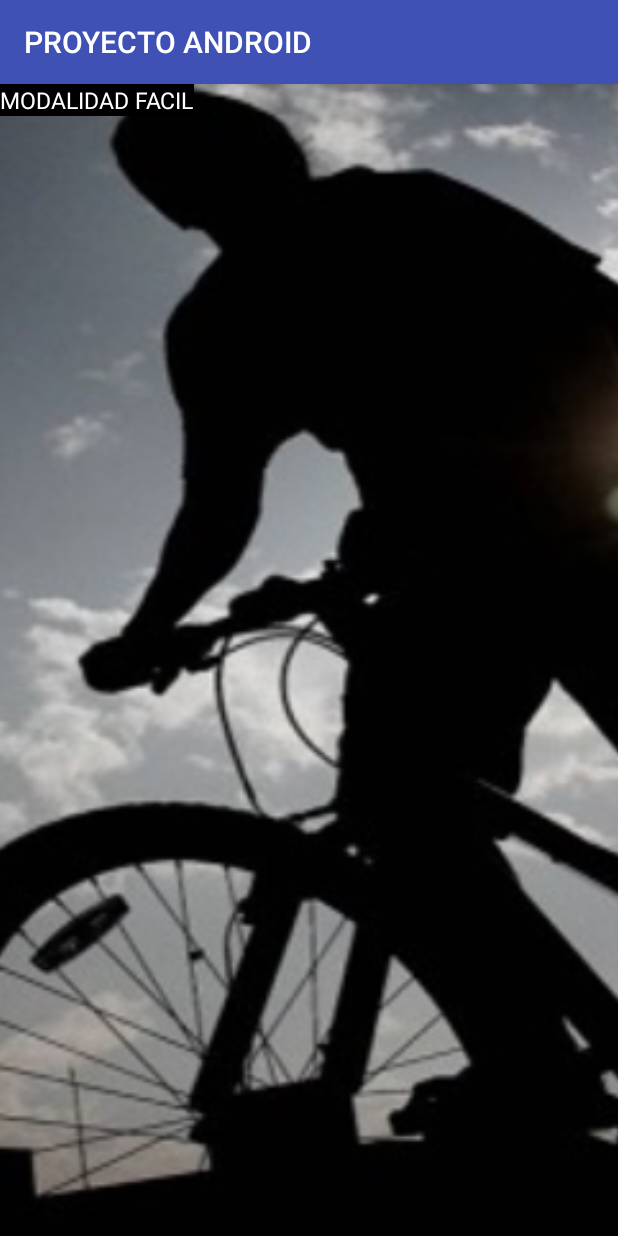
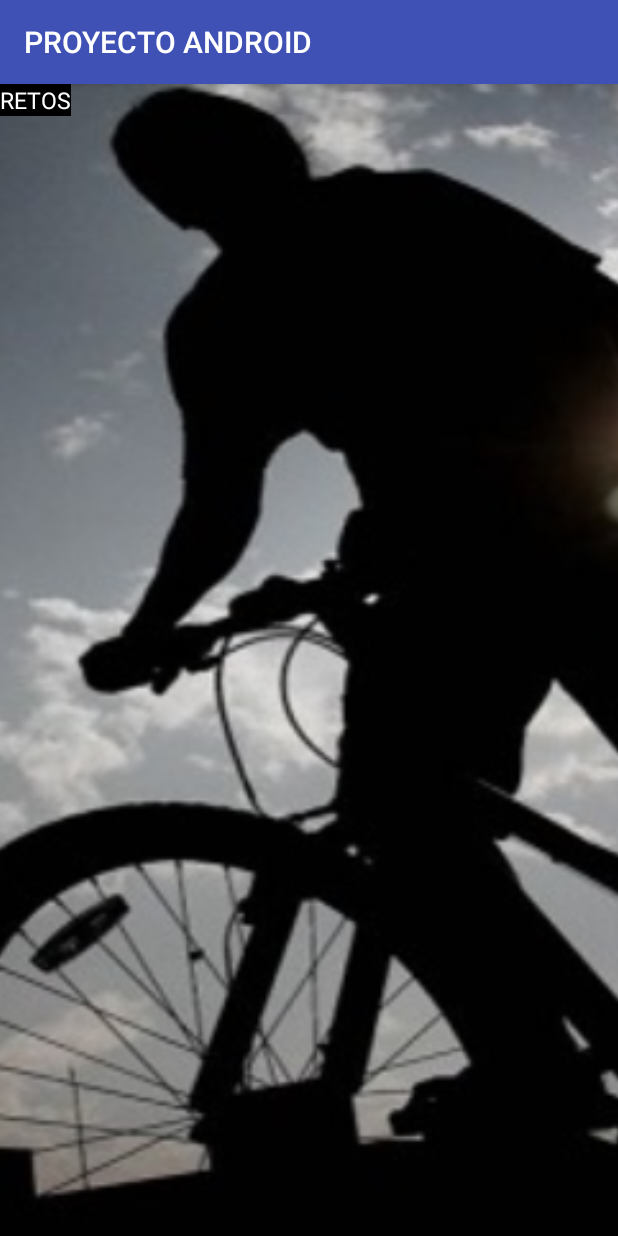
Before and after one commit to wizac/ProyectoAndroid, an Android app: the screen it shows after launch (MainActivity), on a phone screen of 412 x 824 dp. Run offline under Robolectric (Android 15) with nearby library versions, the phone set to English and light mode, and no system bars.

Commit message:
Commit de prueba

```diff
--- a/app/src/main/java/com/example/admin/proyectoandroid/MainActivity.java
+++ b/app/src/main/java/com/example/admin/proyectoandroid/MainActivity.java
@@ -51,9 +51,9 @@ public class MainActivity extends ActionBarActivity {
 
         viewPager = (ViewPager) findViewById(R.id.pager);
 
-        viewPagerAdapter.addFragment(Fragmentos.newInstance(0, "MODALIDAD FACIL", misImagenes[0]));
-        viewPagerAdapter.addFragment(Fragmentos.newInstance(1, "MODALIDAD NORMAL", misImagenes[1]));
-        viewPagerAdapter.addFragment(Fragmentos.newInstance(2, "MODALIDAD DIFICIL", misImagenes[2]));
+        viewPagerAdapter.addFragment(Fragmentos.newInstance(0, "RETOS", misImagenes[0]));
+        viewPagerAdapter.addFragment(Fragmentos.newInstance(1, "MISIONES", misImagenes[1]));
+        viewPagerAdapter.addFragment(Fragmentos.newInstance(2, "PREGUNTAS", misImagenes[2]));
 
         viewPager.setAdapter(viewPagerAdapter);
         //FIN VIEWPAGER
@@ -164,7 +164,7 @@ public class MainActivity extends ActionBarActivity {
             frg_image.setImageResource(image);
 
             //ANIMACION AYUDA
-            if(nombre_modalidad == "MODALIDAD FACIL" && !ayudaMostrada) {
+            if(nombre_modalidad == "RETOS" && !ayudaMostrada) {
                 helpTextView = (TextView) rootView.findViewById(R.id.titulo_ayuda);
                 animationView = (ImageView) rootView.findViewById(R.id.animacion);
                 animationView.setBackgroundResource(R.drawable.animacion_desplazamiento);
--- a/app/src/main/res/values/strings.xml
+++ b/app/src/main/res/values/strings.xml
@@ -3,9 +3,9 @@
     <string name="action_settings">Settings</string>
 
     <string-array name="misiones">
-        <item> MISIONES FACIL </item>
-        <item> MISIONES NORMAL </item>
-        <item> MISIONES DIFICIL </item>
+        <item> RETOS </item>
+        <item> MISIONES </item>
+        <item> PREGUNTAS </item>
     </string-array>
 
     <!-- **************** MODALIDAD FACIL  ****************** -->
```
